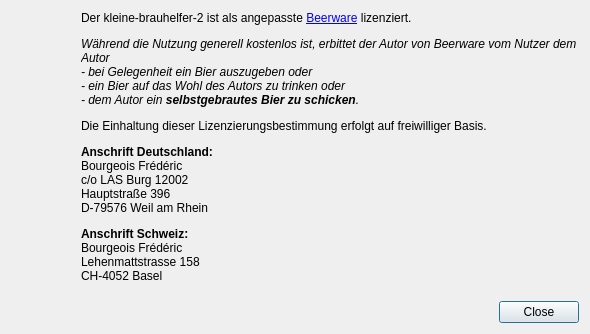
The window that kleiner-brauhelfer/dialogs/dlgbierspende.ui (kleiner-brauhelfer/kleiner-brauhelfer-2) describes before a commit, drawn with Qt 5.
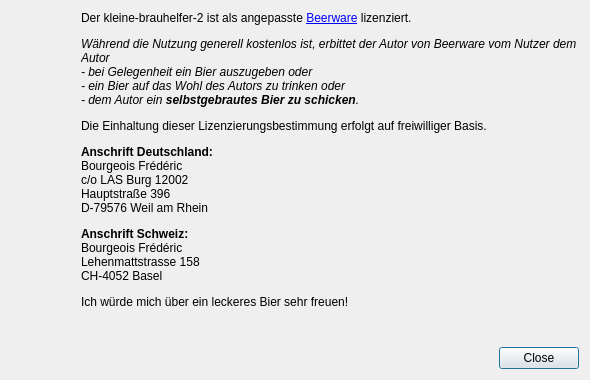
The same window after the commit. Icons and pictures are not drawn.

What changed in the file:
```diff
--- a/kleiner-brauhelfer/dialogs/dlgbierspende.ui
+++ b/kleiner-brauhelfer/dialogs/dlgbierspende.ui
@@ -7,7 +7,7 @@
     <x>0</x>
     <y>0</y>
     <width>590</width>
-    <height>330</height>
+    <height>380</height>
    </rect>
   </property>
   <property name="windowTitle">
```
Left out of the diff: 3 changed lines with no effect on the pictures.
